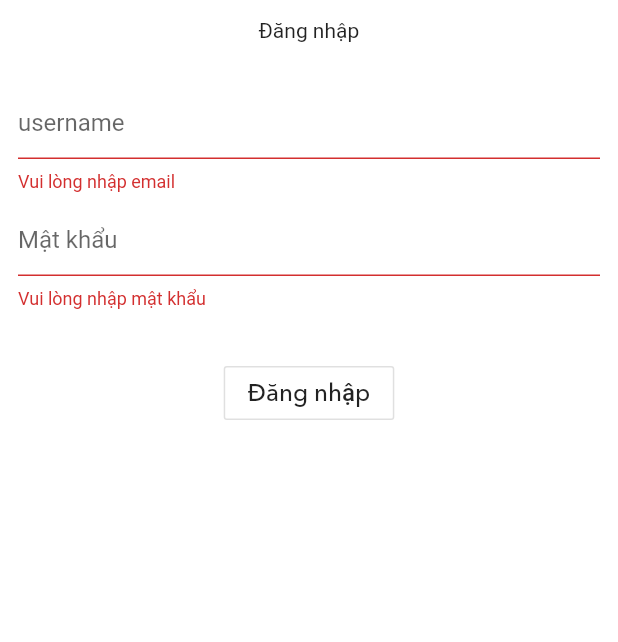
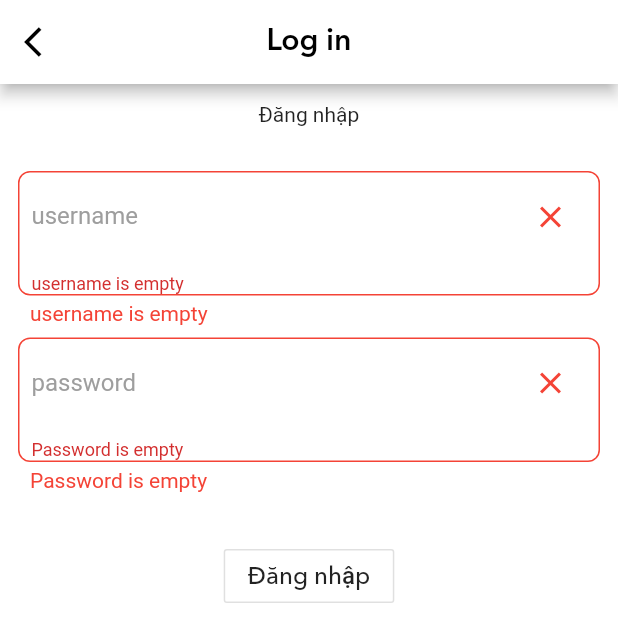
Before and after one commit to Foodedu/app, a Flutter app: the screen it shows after launch, after a tap on "Đăng nhập", on a phone screen of 412 x 824 dp. Shown: the top 642 px of the screen. Run offline on Flutter 3.47's test engine with Material 2 defaults, Android fonts, the phone set to English and light mode, and no system bars; drawn by our look-alikes of keyboard_dismisser; our stand-ins replace bloc, dio, flutter_bloc, flutter_svg, fluttertoast, get and 2 more; missing offline and left inert: dio_http_cache; Roboto replaces fonts that are missing (Georgia); project files that could hold a hidden picture were left out.

Commit message:
add common widget

```diff
--- /dev/null
+++ b/lib/common/widgets/app_bar_widget.dart
@@ -0,0 +1,63 @@
+import 'package:flutter/material.dart';
+import 'package:flutter_svg/svg.dart';
+import 'package:food/themes/styles_text.dart';
+import 'package:get/get.dart';
+
+class AppBarWidget extends StatefulWidget implements PreferredSizeWidget {
+  final String title;
+  final bool isShowBack;
+  final void Function() onBackButtonPressed;
+  final bool isShowMainAction;
+  final String iconBackButton;
+  final void Function() onMainActionPressed;
+  const AppBarWidget({
+    this.title,
+    this.isShowBack = false,
+    this.onBackButtonPressed,
+    this.isShowMainAction = false,
+    this.iconBackButton,
+    this.onMainActionPressed,
+  });
+
+  @override
+  _AppBarWidgetState createState() => _AppBarWidgetState();
+
+  @override
+  Size get preferredSize => AppBar().preferredSize;
+}
+
+class _AppBarWidgetState extends State<AppBarWidget> {
+  @override
+  Widget build(BuildContext context) {
+    return Container(
+      child: AppBar(
+        backgroundColor: Colors.white,
+        centerTitle: true,
+        title: Text(
+          widget.title ?? '',
+          style: StylesText.title2,
+        ),
+        leading: widget.isShowBack
+            ? IconButton(
+                icon: Icon(Icons.arrow_back_ios),
+                color: Colors.black,
+                onPressed: widget.onBackButtonPressed ?? onBack,
+              )
+            : SizedBox(),
+        actions: [
+          widget.isShowMainAction
+              ? Container(
+                  child: IconButton(
+                  icon: SvgPicture.asset(widget.iconBackButton ?? ''),
+                  onPressed: widget.onMainActionPressed,
+                ))
+              : SizedBox(),
+        ],
+      ),
+    );
+  }
+
+  void onBack() {
+    Get.back();
+  }
+}
--- /dev/null
+++ b/lib/common/widgets/password_text_form_field_widget.dart
@@ -0,0 +1,151 @@
+import 'package:flutter/material.dart';
+
+enum PasswordTextFieldStatus { normal, showPassword, hidePassword, invalid }
+
+class PasswordFormFieldWidget extends StatefulWidget {
+  final TextEditingController controller;
+  final Function(String) validator;
+  final Function(String) onFieldSubmitted;
+  final String hint;
+  final String label;
+  final FocusNode focusNode;
+  final TextInputType keyboardType;
+  final TextInputAction textInputAction;
+  const PasswordFormFieldWidget({
+    @required this.controller,
+    @required this.hint,
+    @required this.label,
+    this.validator,
+    this.onFieldSubmitted,
+    this.focusNode,
+    this.keyboardType,
+    this.textInputAction,
+  });
+
+  @override
+  _PasswordFormFieldWidgetState createState() =>
+      _PasswordFormFieldWidgetState();
+}
+
+class _PasswordFormFieldWidgetState extends State<PasswordFormFieldWidget> {
+  PasswordTextFieldStatus status = PasswordTextFieldStatus.normal;
+  Color _borderColor = Colors.grey;
+  Widget _suffixIcon = SizedBox();
+  Widget _errorMessageWidget = SizedBox();
+  String _errorMessage = '';
+  bool isHidePassword = true;
+
+  @override
+  void initState() {
+    super.initState();
+  }
+
+  @override
+  Widget build(BuildContext context) {
+    return Theme(
+      data: Theme.of(context).copyWith(
+        inputDecorationTheme: const InputDecorationTheme(
+          labelStyle: TextStyle(color: Colors.grey),
+        ),
+      ),
+      child: Column(
+        crossAxisAlignment: CrossAxisAlignment.start,
+        children: [
+          Container(
+            padding: EdgeInsets.only(left: 8, right: 8),
+            decoration: BoxDecoration(
+              border: Border.all(color: _borderColor),
+              borderRadius: BorderRadius.circular(8),
+            ),
+            child: TextFormField(
+              decoration: InputDecoration(
+                  errorStyle: TextStyle(height: 0),
+                  hintText: widget.hint,
+                  labelText: widget.label,
+                  suffixIcon: _suffixIcon,
+                  border: InputBorder.none),
+              keyboardType: widget.keyboardType ?? TextInputType.text,
+              textInputAction: widget.textInputAction ?? TextInputAction.done,
+              controller: widget.controller,
+              focusNode: widget.focusNode,
+              validator: onValidator,
+              onChanged: onValidator,
+              onFieldSubmitted: widget.onFieldSubmitted,
+              obscureText: isHidePassword,
+            ),
+          ),
+          SizedBox(
+            height: 4,
+          ),
+          _errorMessageWidget
+        ],
+      ),
+    );
+  }
+
+  String onValidator(String value) {
+    _errorMessage = widget.validator(value);
+    if (_errorMessage != null) {
+      status = PasswordTextFieldStatus.invalid;
+    } else {
+      status = PasswordTextFieldStatus.hidePassword;
+    }
+    setState(() {
+      updateTextFormFieldState(status);
+    });
+    return _errorMessage;
+  }
+
+  void updateTextFormFieldState(PasswordTextFieldStatus status) {
+    switch (status) {
+      case PasswordTextFieldStatus.hidePassword:
+        _borderColor = Colors.grey;
+        _suffixIcon = IconButton(
+            icon: Icon(
+              Icons.visibility_off,
+              color: Colors.grey,
+            ),
+            onPressed: () {
+              setState(() {
+                isHidePassword = !isHidePassword;
+                updateTextFormFieldState(PasswordTextFieldStatus.showPassword);
+              });
+            });
+        _errorMessageWidget = SizedBox();
+        break;
+      case PasswordTextFieldStatus.showPassword:
+        _borderColor = Colors.grey;
+        _suffixIcon = IconButton(
+            icon: Icon(
+              Icons.visibility,
+              color: Colors.grey,
+            ),
+            onPressed: () {
+              setState(() {
+                isHidePassword = !isHidePassword;
+                updateTextFormFieldState(PasswordTextFieldStatus.hidePassword);
+              });
+            });
+        _errorMessageWidget = SizedBox();
+        break;
+      case PasswordTextFieldStatus.invalid:
+        _borderColor = Colors.red;
+        _suffixIcon = Icon(
+          Icons.close,
+          color: Colors.red,
+        );
+        _errorMessageWidget = Padding(
+          padding: const EdgeInsets.only(left: 8.0, right: 8),
+          child: Text(
+            _errorMessage ?? '',
+            style: TextStyle(color: Colors.red),
+          ),
+        );
+        break;
+      default:
+        _borderColor = Colors.grey;
+        _suffixIcon = SizedBox();
+        _errorMessageWidget = SizedBox();
+    }
+  }
+}
--- /dev/null
+++ b/lib/common/widgets/text_form_field_widget.dart
@@ -0,0 +1,135 @@
+import 'package:flutter/material.dart';
+
+enum TextFieldStatus { normal, valid, invalid }
+
+class TextFormFieldWidget extends StatefulWidget {
+  final TextEditingController controller;
+  final Function(String) onFieldSubmitted;
+  final Function(String) validator;
+  final String hint;
+  final String label;
+  final FocusNode focusNode;
+  final TextInputType keyboardType;
+  final TextInputAction textInputAction;
+  const TextFormFieldWidget({
+    @required this.controller,
+    @required this.hint,
+    @required this.label,
+    this.validator,
+    this.onFieldSubmitted,
+    this.focusNode,
+    this.keyboardType,
+    this.textInputAction,
+  });
+
+  @override
+  _TextFormFieldWidgetState createState() => _TextFormFieldWidgetState();
+}
+
+class _TextFormFieldWidgetState extends State<TextFormFieldWidget> {
+  TextFieldStatus status = TextFieldStatus.normal;
+  Color _borderColor = Colors.grey;
+  Widget _suffixIcon = SizedBox();
+  Widget _errorMessageWidget = SizedBox();
+  String _errorMessage = '';
+  FocusNode _focusNode;
+  bool _isChangeLabelColor = false;
+
+  @override
+  void initState() {
+    super.initState();
+    _focusNode = widget.focusNode ?? FocusNode();
+    _focusNode.addListener(() {
+      setState(() {
+        _isChangeLabelColor = _focusNode.hasFocus ? true : false;
+      });
+    });
+  }
+
+  @override
+  Widget build(BuildContext context) {
+    return Theme(
+      data: Theme.of(context).copyWith(
+        inputDecorationTheme: _isChangeLabelColor
+            ? const InputDecorationTheme(
+                labelStyle: TextStyle(color: Colors.blue),
+              )
+            : const InputDecorationTheme(
+                labelStyle: TextStyle(color: Colors.grey),
+              ),
+      ),
+      child: Column(
+        crossAxisAlignment: CrossAxisAlignment.start,
+        children: [
+          Container(
+            padding: EdgeInsets.only(left: 8, right: 8),
+            decoration: BoxDecoration(
+              border: Border.all(color: _borderColor),
+              borderRadius: BorderRadius.circular(8),
+            ),
+            child: TextFormField(
+              decoration: InputDecoration(
+                  errorStyle: TextStyle(height: 0),
+                  hintText: widget.hint,
+                  labelText: widget.label,
+                  suffixIcon: _suffixIcon,
+                  border: InputBorder.none),
+              keyboardType: widget.keyboardType ?? TextInputType.text,
+              textInputAction: widget.textInputAction ?? TextInputAction.done,
+              controller: widget.controller,
+              focusNode: _focusNode,
+              validator: onValidator,
+              onChanged: onValidator,
+              onFieldSubmitted: widget.onFieldSubmitted,
+            ),
+          ),
+          SizedBox(
+            height: 4,
+          ),
+          _errorMessageWidget
+        ],
+      ),
+    );
+  }
+
+  String onValidator(String value) {
+    _errorMessage = widget.validator(value);
+    if (_errorMessage != null) {
+      status = TextFieldStatus.invalid;
+    } else {
+      status = TextFieldStatus.valid;
+    }
+    setState(() {
+      updateTextFormFieldState(status);
+    });
+    return _errorMessage;
+  }
+
+  void updateTextFormFieldState(TextFieldStatus status) {
+    switch (status) {
+      case TextFieldStatus.valid:
+        _borderColor = Colors.green;
+        _suffixIcon = Icon(Icons.check);
+        _errorMessageWidget = SizedBox();
+        break;
+      case TextFieldStatus.invalid:
+        _borderColor = Colors.red;
+        _suffixIcon = Icon(
+          Icons.close,
+          color: Colors.red,
+        );
+        _errorMessageWidget = Padding(
+          padding: const EdgeInsets.only(left: 8.0, right: 8),
+          child: Text(
+            _errorMessage ?? '',
+            style: TextStyle(color: Colors.red),
+          ),
+        );
+        break;
+      default:
+        _borderColor = Colors.grey;
+        _suffixIcon = SizedBox();
+        _errorMessageWidget = SizedBox();
+    }
+  }
+}
--- a/lib/modules/login/login_form.dart
+++ b/lib/modules/login/login_form.dart
@@ -1,5 +1,8 @@
 import 'package:flutter/material.dart';
 import 'package:flutter_bloc/flutter_bloc.dart';
+import 'package:food/common/widgets/password_text_form_field_widget.dart';
+import 'package:food/common/widgets/text_form_field_widget.dart';
+import 'package:keyboard_dismisser/keyboard_dismisser.dart';
 
 import '../../common/widgets/utils.dart';
 import '../../data/repository/authen_repository.dart';
@@ -47,17 +50,49 @@ class _LoginFormState extends State<LoginForm> {
           UtilWidget.showLoading();
         }
       },
+      child: KeyboardDismisser(
         child: Form(
           key: _formKey,
           child: Column(
             mainAxisAlignment: MainAxisAlignment.spaceBetween,
             mainAxisSize: MainAxisSize.min,
             children: [
-            _usernameField(),
+              TextFormFieldWidget(
+                controller: _usernameTextController,
+                focusNode: _usernameFocus,
+                textInputAction: TextInputAction.next,
+                hint: 'username',
+                label: 'username',
+                validator: (value) {
+                  return Validators.validateNotNullOrEmpty(
+                    value,
+                    'username is empty',
+                  );
+                },
+                onFieldSubmitted: (value) {
+                  _usernameFocus.unfocus();
+                  FocusScope.of(context).requestFocus(_passwordFocus);
+                },
+              ),
               SizedBox(
                 height: 8,
               ),
-            _passwordField(),
+              PasswordFormFieldWidget(
+                controller: _passwordTextController,
+                focusNode: _passwordFocus,
+                hint: 'password',
+                label: 'password',
+                validator: (value) {
+                  return Validators.validateNotNullOrEmpty(
+                    value,
+                    'Password is empty',
+                  );
+                },
+                onFieldSubmitted: (value) {
+                  _passwordFocus.unfocus();
+                  _onSubmitted();
+                },
+              ),
               SizedBox(
                 height: 32,
               ),
@@ -71,41 +106,8 @@ class _LoginFormState extends State<LoginForm> {
             ],
           ),
         ),
+      ),
     );
-  }
-
-  Widget _usernameField() {
-    return TextFormField(
-      decoration: InputDecoration(hintText: 'username'),
-      keyboardType: TextInputType.text,
-      controller: _usernameTextController,
-      textInputAction: TextInputAction.next,
-      focusNode: _usernameFocus,
-      validator: (_) {
-        return Validators.validateNotNullOrEmpty(
-            _usernameTextController.text, 'Vui lòng nhập email');
-      },
-      onFieldSubmitted: (_) {
-        _usernameFocus.unfocus();
-        FocusScope.of(context).requestFocus(_passwordFocus);
-      },
-    );
-  }
-
-  Widget _passwordField() {
-    return TextFormField(
-        decoration: InputDecoration(hintText: 'Mật khẩu'),
-        controller: _passwordTextController,
-        focusNode: _passwordFocus,
-        validator: (_) {
-          return Validators.validateNotNullOrEmpty(
-              _passwordTextController.text, 'Vui lòng nhập mật khẩu');
-        },
-        onFieldSubmitted: (_) {
-          _passwordFocus.unfocus();
-          _onSubmitted();
-        },
-        obscureText: true);
   }
 
   void _onSubmitted() async {
@@ -115,10 +117,15 @@ class _LoginFormState extends State<LoginForm> {
       if (!currentFocus.hasPrimaryFocus) {
         currentFocus.unfocus();
       }
+      try {
         BlocProvider.of<LoginBloc>(context).add(LoginSubmitted(
             username: _usernameTextController.text,
             password: _passwordTextController.text));
+      } catch (e) {
+        print(e);
+      }
     } else {
+      print('dd');
       //
     }
   }
--- a/lib/modules/login/login_screen.dart
+++ b/lib/modules/login/login_screen.dart
@@ -1,5 +1,6 @@
 import 'package:flutter/material.dart';
 import 'package:flutter_bloc/flutter_bloc.dart';
+import 'package:food/common/widgets/app_bar_widget.dart';
 import '../../data/repository/authen_repository.dart';
 import 'package:keyboard_dismisser/keyboard_dismisser.dart';
 
@@ -19,6 +20,10 @@ class _LoginScreenState extends State<LoginScreen> {
   @override
   Widget build(BuildContext context) => KeyboardDismisser(
           child: Scaffold(
+        appBar: AppBarWidget(
+          title: 'Log in',
+          isShowBack: true,
+        ),
         body: SafeArea(
           child: Container(
             padding: const EdgeInsets.all(12),
@@ -29,6 +34,7 @@ class _LoginScreenState extends State<LoginScreen> {
                       RepositoryProvider.of<AuthenticationRepository>(context),
                 );
               },
+              child: SingleChildScrollView(
                 child: Column(
                   crossAxisAlignment: CrossAxisAlignment.center,
                   children: <Widget>[
@@ -42,5 +48,6 @@ class _LoginScreenState extends State<LoginScreen> {
               ),
             ),
           ),
+        ),
       ));
 }
--- a/lib/themes/styles_text.dart
+++ b/lib/themes/styles_text.dart
@@ -17,10 +17,10 @@ class StylesText {
   );
 
   static const title2 = TextStyle(
-    fontSize: 20,
-    fontFamily: FontFamily.appFont,
-    fontWeight: FontWeight.w600,
-  );
+      fontSize: 20,
+      fontFamily: FontFamily.appFont,
+      fontWeight: FontWeight.w600,
+      color: Colors.black);
   static const h1 = TextStyle(
     fontSize: 20,
     fontFamily: FontFamily.appFont,
--- a/lib/themes/themes.dart
+++ b/lib/themes/themes.dart
@@ -2,9 +2,14 @@ import 'package:flutter/material.dart';
 
 class AppTheme {
   static final ThemeData lightTheme = ThemeData(
-      brightness: Brightness.light,
-      primaryColor: Colors.green,
-      scaffoldBackgroundColor: Colors.white,
-      fontFamily: 'Georgia',
-      visualDensity: VisualDensity.adaptivePlatformDensity);
+    brightness: Brightness.light,
+    primaryColor: Colors.green,
+    scaffoldBackgroundColor: Colors.white,
+    fontFamily: 'Georgia',
+    visualDensity: VisualDensity.adaptivePlatformDensity,
+    inputDecorationTheme: const InputDecorationTheme(
+      labelStyle: TextStyle(color: Colors.black),
+      hintStyle: TextStyle(color: Colors.grey),
+    ),
+  );
 }
```
Lines whose indentation alone changed are shown as unchanged.
